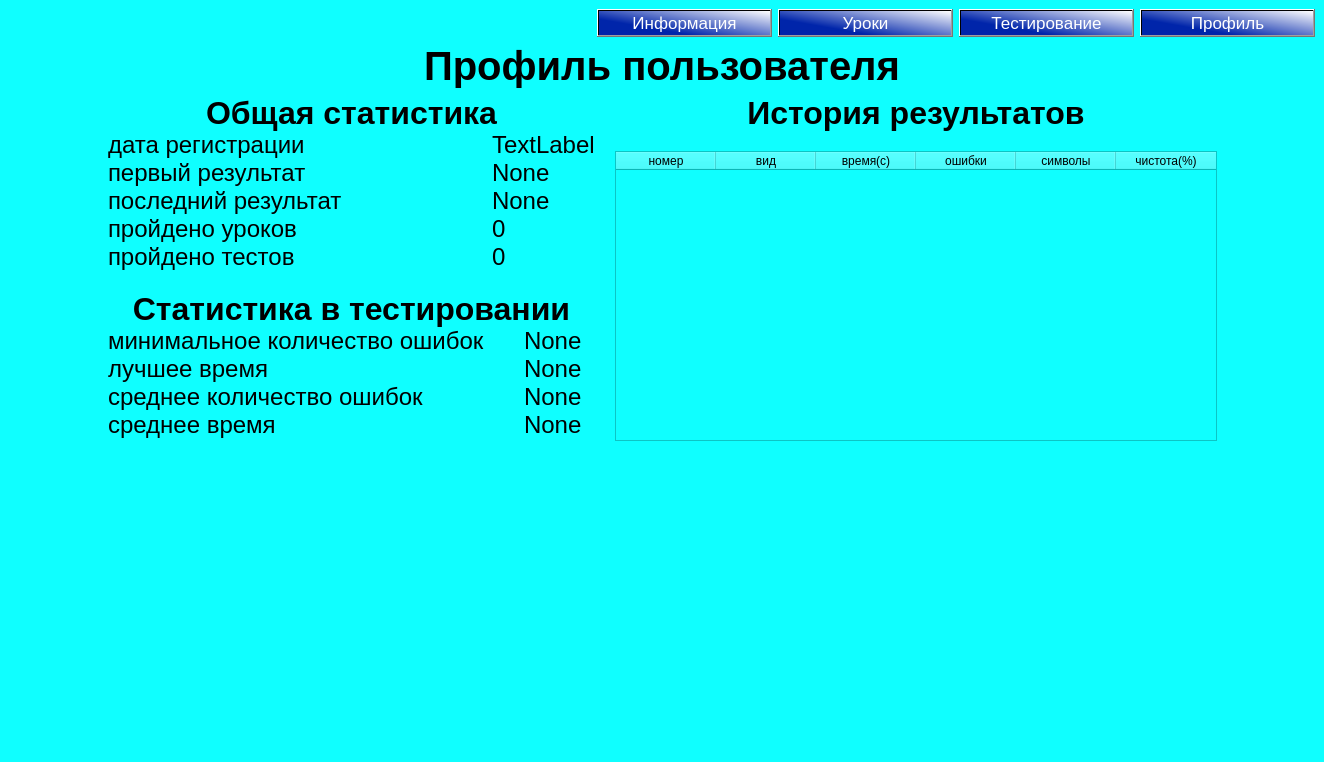
Above: qt_designer/profile.ui from Alpha-x-prog/keyboard before the change. Below: the same form after it.
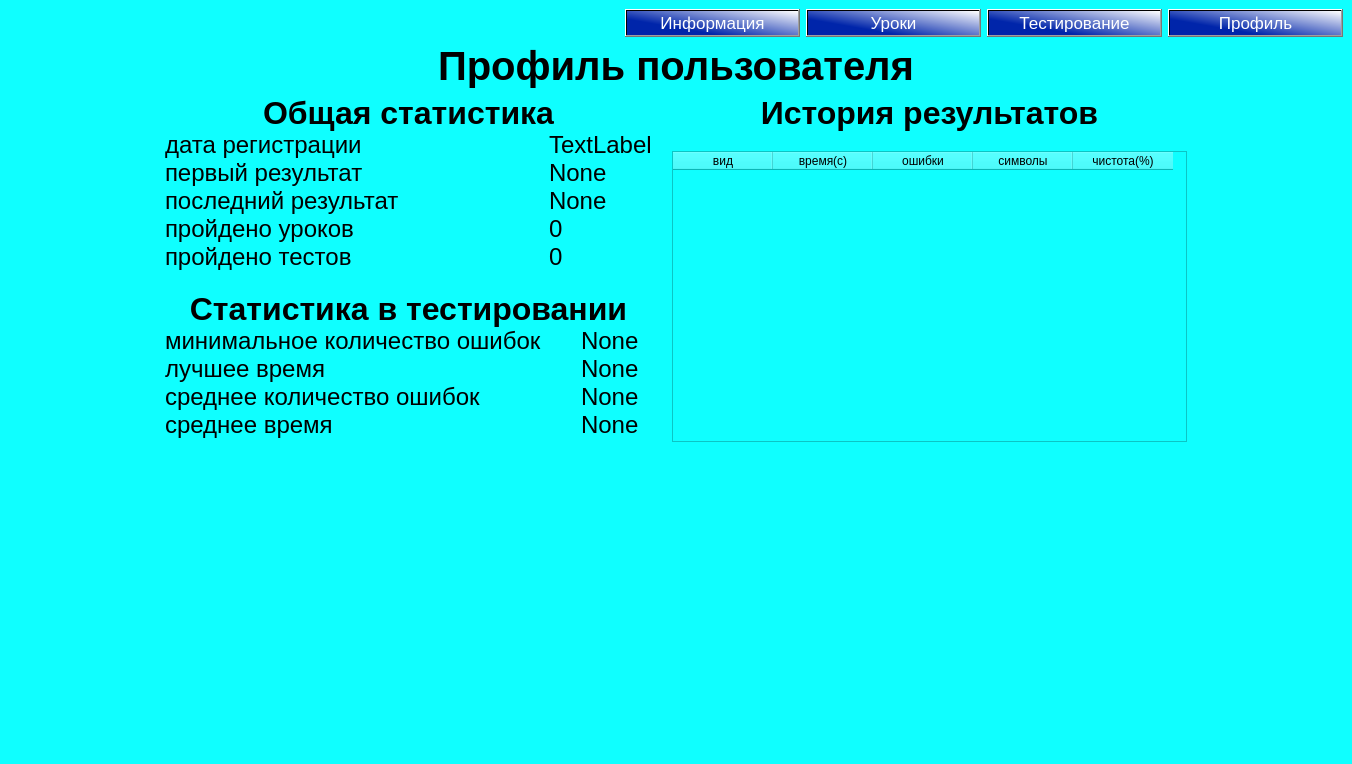
That is the form after the change.

Patch:
```diff
--- a/qt_designer/profile.ui
+++ b/qt_designer/profile.ui
@@ -6,8 +6,8 @@
    <rect>
     <x>0</x>
     <y>0</y>
-    <width>1324</width>
-    <height>762</height>
+    <width>1352</width>
+    <height>764</height>
    </rect>
   </property>
   <property name="windowTitle">
@@ -535,17 +535,18 @@
         </item>
         <item>
          <widget class="QTableWidget" name="tableWidget">
+          <property name="sizePolicy">
+           <sizepolicy hsizetype="Expanding" vsizetype="Expanding">
+            <horstretch>0</horstretch>
+            <verstretch>0</verstretch>
+           </sizepolicy>
+          </property>
           <property name="minimumSize">
            <size>
-            <width>602</width>
+            <width>515</width>
             <height>0</height>
            </size>
           </property>
-          <column>
-           <property name="text">
-            <string>номер</string>
-           </property>
-          </column>
           <column>
            <property name="text">
             <string>вид</string>
@@ -593,6 +594,9 @@
         <property name="orientation">
          <enum>Qt::Horizontal</enum>
         </property>
+        <property name="sizeType">
+         <enum>QSizePolicy::Expanding</enum>
+        </property>
         <property name="sizeHint" stdset="0">
          <size>
           <width>40</width>
```
Left out of the diff: 2 changed lines with no effect on the pictures.
